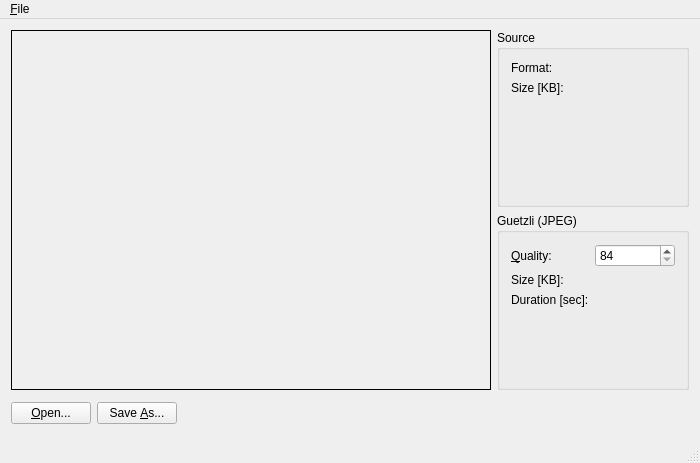
Above: GuetzliSimpleGUI/src/MainWindow.ui from till213/GuetzliImageIOPlugin before the change. Below: the same form after it.
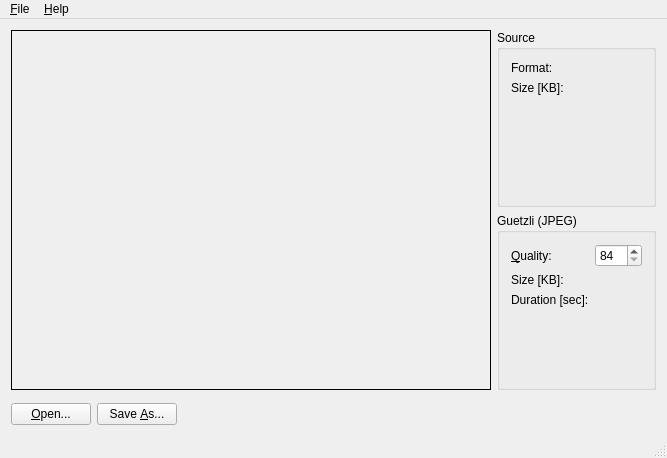
That is the form after the change.

Commit message: Fix window layout. Add "About Qt" dialog.

Patch:
```diff
--- a/GuetzliSimpleGUI/src/MainWindow.ui
+++ b/GuetzliSimpleGUI/src/MainWindow.ui
@@ -6,8 +6,8 @@
    <rect>
     <x>0</x>
     <y>0</y>
-    <width>700</width>
-    <height>463</height>
+    <width>649</width>
+    <height>458</height>
    </rect>
   </property>
   <property name="windowTitle">
@@ -15,7 +15,7 @@
   </property>
   <widget class="QWidget" name="centralWidget">
    <layout class="QGridLayout" name="gridLayout">
-    <item row="0" column="0" colspan="4">
+    <item row="0" column="0">
      <layout class="QHBoxLayout" name="horizontalLayout">
       <item>
        <widget class="QLabel" name="imagePreviewLabel">
@@ -158,6 +158,21 @@
      </layout>
     </item>
     <item row="1" column="0">
+     <spacer name="verticalSpacer">
+      <property name="orientation">
+       <enum>Qt::Vertical</enum>
+      </property>
+      <property name="sizeHint" stdset="0">
+       <size>
+        <width>20</width>
+        <height>22</height>
+       </size>
+      </property>
+     </spacer>
+    </item>
+    <item row="2" column="0">
+     <layout class="QHBoxLayout" name="horizontalLayout_2">
+      <item>
      <widget class="QPushButton" name="openButton">
       <property name="toolTip">
        <string>Open image</string>
@@ -167,7 +182,7 @@
       </property>
      </widget>
     </item>
-    <item row="1" column="1">
+      <item>
      <widget class="QPushButton" name="saveButton">
       <property name="toolTip">
        <string>Save as guetzli image</string>
@@ -177,7 +192,7 @@
       </property>
      </widget>
     </item>
-    <item row="1" column="2">
+      <item>
      <spacer name="horizontalSpacer">
       <property name="orientation">
        <enum>Qt::Horizontal</enum>
@@ -190,18 +205,7 @@
       </property>
      </spacer>
     </item>
-    <item row="1" column="3">
-     <spacer name="verticalSpacer">
-      <property name="orientation">
-       <enum>Qt::Vertical</enum>
-      </property>
-      <property name="sizeHint" stdset="0">
-       <size>
-        <width>20</width>
-        <height>22</height>
-       </size>
-      </property>
-     </spacer>
+     </layout>
     </item>
    </layout>
   </widget>
@@ -210,8 +214,8 @@
     <rect>
      <x>0</x>
      <y>0</y>
-     <width>700</width>
-     <height>22</height>
+     <width>649</width>
+     <height>21</height>
     </rect>
    </property>
    <widget class="QMenu" name="fileMenu">
@@ -223,7 +227,14 @@
     <addaction name="separator"/>
     <addaction name="quitAction"/>
    </widget>
+   <widget class="QMenu" name="menu_About">
+    <property name="title">
+     <string>&amp;Help</string>
+    </property>
+    <addaction name="aboutQtAction"/>
+   </widget>
    <addaction name="fileMenu"/>
+   <addaction name="menu_About"/>
   </widget>
   <widget class="QStatusBar" name="statusBar"/>
   <action name="openAction">
```
Left out of the diff: 22 changed lines with no effect on the pictures. Lines whose indentation alone changed are shown as unchanged. The commit also changes 2 other files.
